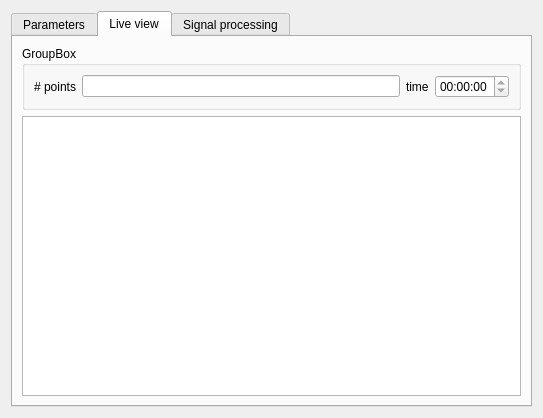
This is Hanse/Module_SonarLocalization/form_sonarlocalization.ui in iti-luebeck/HANSE2011 as Qt 5 draws it before an edit. The edited form follows.
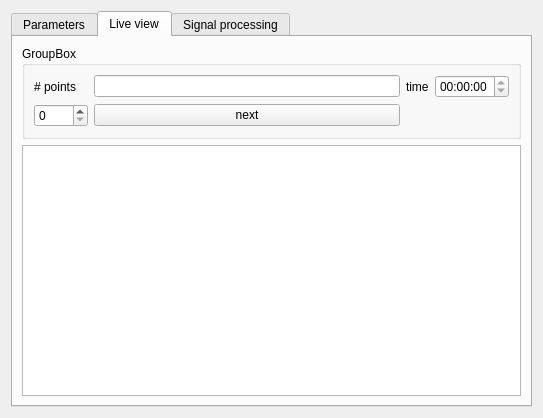
This is the edited form.

Diff of the .ui file:
```diff
--- a/Hanse/Module_SonarLocalization/form_sonarlocalization.ui
+++ b/Hanse/Module_SonarLocalization/form_sonarlocalization.ui
@@ -64,7 +64,7 @@
           <string>GroupBox</string>
          </property>
          <layout class="QGridLayout" name="gridLayout_2">
-          <item row="0" column="1">
+          <item row="0" column="2">
            <widget class="QLineEdit" name="no_points"/>
           </item>
           <item row="0" column="0">
@@ -74,20 +74,34 @@
             </property>
            </widget>
           </item>
-          <item row="0" column="2">
+          <item row="0" column="3">
            <widget class="QLabel" name="label_2">
             <property name="text">
              <string>time</string>
             </property>
            </widget>
           </item>
-          <item row="0" column="3">
+          <item row="0" column="4">
            <widget class="QTimeEdit" name="time">
             <property name="readOnly">
              <bool>true</bool>
             </property>
            </widget>
           </item>
+          <item row="1" column="2">
+           <widget class="QPushButton" name="nextz">
+            <property name="text">
+             <string>next</string>
+            </property>
+           </widget>
+          </item>
+          <item row="1" column="0">
+           <widget class="QSpinBox" name="spinBox">
+            <property name="maximum">
+             <number>1000</number>
+            </property>
+           </widget>
+          </item>
          </layout>
         </widget>
        </item>
```
